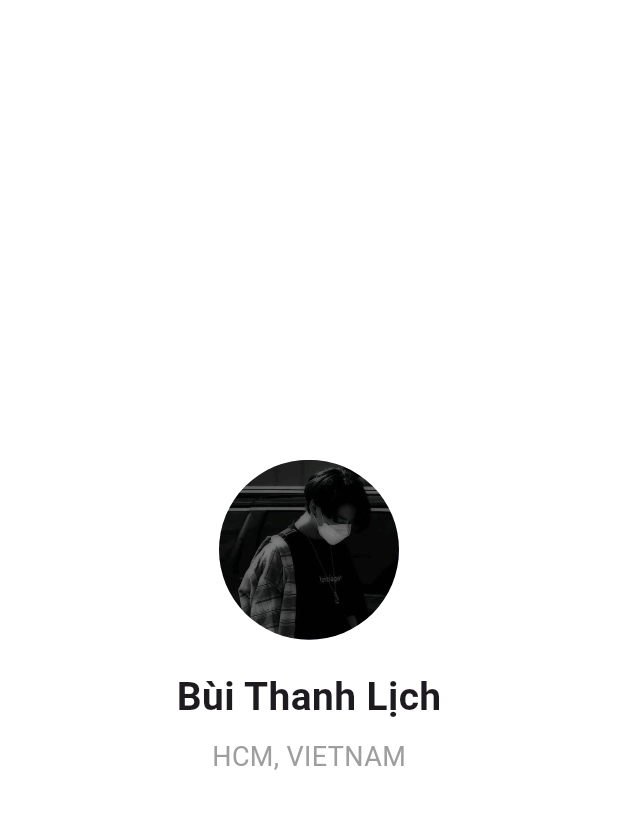
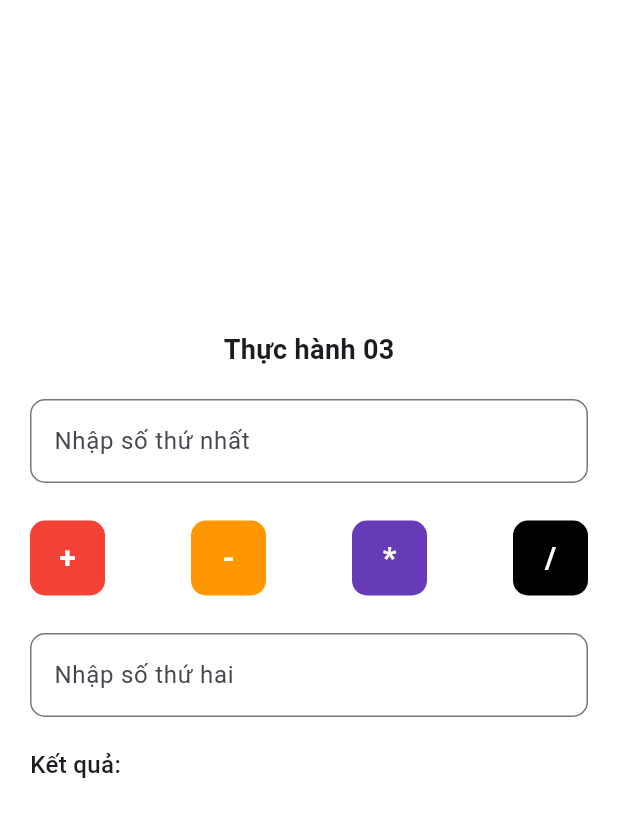
Before and after one commit to ThanhhLichh/BT-LTTBDD, a Flutter app: the screen it shows after launch, on a phone screen of 412 x 824 dp. Shown: the top 817 px of the screen. Run offline on Flutter 3.47's test engine with Material 3 defaults, Android fonts, the phone set to English and light mode, and no system bars.

Commit message:
Bt TH2, TH3

```diff
--- a/BTTuan1/lib/main.dart
+++ b/BTTuan1/lib/main.dart
@@ -1,4 +1,7 @@
 import 'package:flutter/material.dart';
+import 'screens/profile_screen.dart';
+import 'screens/practice2_screen.dart';
+import 'screens/practice3_screen.dart';
 
 void main() {
   runApp(const MyApp());
@@ -11,50 +14,8 @@ class MyApp extends StatelessWidget {
   Widget build(BuildContext context) {
     return const MaterialApp(
       debugShowCheckedModeBanner: false,
-      home: ProfileScreen(),
+      home: Practice3Screen(),
+
     );
   }
 }
-
-class ProfileScreen extends StatelessWidget {
-  const ProfileScreen({super.key});
-
-  @override
-  Widget build(BuildContext context) {
-    return Scaffold(
-      backgroundColor: Colors.white,
-
-      body: Center(
-        child: Column(
-          mainAxisAlignment: MainAxisAlignment.center,
-          children: [
-            CircleAvatar(
-              radius: 60,
-              backgroundImage: AssetImage("assets/images/avatar.png"),
-            ),
-
-            SizedBox(height: 20),
-
-            Text(
-              "Bùi Thanh Lịch",
-              style: TextStyle(
-                fontSize: 26,
-                fontWeight: FontWeight.bold,
-              ),
-            ),
-
-            SizedBox(height: 8),
-
-            Text(
-              "HCM, VIETNAM",
-              style: TextStyle(
-                fontSize: 18,
-                color: Colors.grey,
-              ),
-            ),
-          ],
-        ),
-      ),
-    );
-  }
-}
--- /dev/null
+++ b/BTTuan1/lib/screens/practice3_screen.dart
@@ -0,0 +1,203 @@
+import 'package:flutter/material.dart';
+
+class Practice3Screen extends StatefulWidget {
+  const Practice3Screen({super.key});
+
+  @override
+  State<Practice3Screen> createState() => _Practice3ScreenState();
+}
+
+class _Practice3ScreenState extends State<Practice3Screen> {
+  final TextEditingController _aController = TextEditingController();
+  final TextEditingController _bController = TextEditingController();
+
+  String selectedOp = "";
+  String result = "";
+
+  void calculate() {
+    if (selectedOp.isEmpty) return;
+
+    final aText = _aController.text.trim();
+    final bText = _bController.text.trim();
+
+
+    if (aText.isEmpty && bText.isEmpty) {
+      setState(() => result = "Vui lòng nhập đầy đủ 2 số");
+      return;
+    }
+
+
+    if (aText.isEmpty) {
+      setState(() => result = "Hãy nhập số thứ nhất");
+      return;
+    }
+
+    if (bText.isEmpty) {
+      setState(() => result = "Hãy nhập số thứ hai");
+      return;
+    }
+
+
+    final a = double.tryParse(aText);
+    final b = double.tryParse(bText);
+
+    if (a == null || b == null) {
+      setState(() => result = "Dữ liệu không hợp lệ");
+      return;
+    }
+
+    // 4️⃣ Tính toán
+    double res;
+
+    switch (selectedOp) {
+      case "+":
+        res = a + b;
+        break;
+      case "-":
+        res = a - b;
+        break;
+      case "*":
+        res = a * b;
+        break;
+      case "/":
+        if (b == 0) {
+          setState(() => result = "Không thể chia cho 0");
+          return;
+        }
+        res = a / b;
+        break;
+      default:
+        return;
+    }
+
+    setState(() {
+      result = res % 1 == 0
+          ? res.toInt().toString()
+          : res.toString();
+    });
+
+  }
+
+  Widget buildOperatorButton(String op, Color color) {
+    final bool isSelected = selectedOp == op;
+
+    return GestureDetector(
+      onTap: () {
+        setState(() {
+          selectedOp = op;
+        });
+        calculate();
+      },
+      child: Container(
+        width: 50,
+        height: 50,
+        decoration: BoxDecoration(
+          color: color,
+          borderRadius: BorderRadius.circular(10),
+          border: isSelected
+              ? Border.all(color: Colors.black, width: 2)
+              : null,
+        ),
+        child: Center(
+          child: Text(
+            op,
+            style: const TextStyle(
+              color: Colors.white,
+              fontSize: 20,
+              fontWeight: FontWeight.bold,
+            ),
+          ),
+        ),
+      ),
+    );
+  }
+
+  @override
+  Widget build(BuildContext context) {
+    return Scaffold(
+      backgroundColor: Colors.white,
+      body: SafeArea(
+        child: Padding(
+          padding: const EdgeInsets.all(20),
+          child: Column(
+            children: [
+              const SizedBox(height: 200),
+
+              const Text(
+                "Thực hành 03",
+                style: TextStyle(
+                  fontSize: 18,
+                  fontWeight: FontWeight.w600,
+                ),
+              ),
+
+              const SizedBox(height: 20),
+
+              TextField(
+                controller: _aController,
+                keyboardType: TextInputType.number,
+                decoration: InputDecoration(
+                  hintText: "Nhập số thứ nhất",
+                  border: OutlineInputBorder(
+                    borderRadius: BorderRadius.circular(10),
+                  ),
+                ),
+                onChanged: (_) {
+                  if (selectedOp.isNotEmpty) calculate();
+                },
+              ),
+
+              const SizedBox(height: 25),
+
+              Row(
+                mainAxisAlignment: MainAxisAlignment.spaceBetween,
+                children: [
+                  buildOperatorButton("+", Colors.red),
+                  buildOperatorButton("-", Colors.orange),
+                  buildOperatorButton("*", Colors.deepPurple),
+                  buildOperatorButton("/", Colors.black),
+                ],
+              ),
+
+              const SizedBox(height: 25),
+
+              TextField(
+                controller: _bController,
+                keyboardType: TextInputType.number,
+                decoration: InputDecoration(
+                  hintText: "Nhập số thứ hai",
+                  border: OutlineInputBorder(
+                    borderRadius: BorderRadius.circular(10),
+                  ),
+                ),
+                onChanged: (_) {
+                  if (selectedOp.isNotEmpty) calculate();
+                },
+              ),
+
+              const SizedBox(height: 20),
+
+              Align(
+                alignment: Alignment.centerLeft,
+                child: Text(
+                  result.isEmpty ? "Kết quả:" : "Kết quả: $result",
+                  style: const TextStyle(
+                    fontSize: 16,
+                    fontWeight: FontWeight.w500,
+                  ),
+                ),
+              ),
+            ],
+          ),
+        ),
+      ),
+    );
+  }
+
+  @override
+  void dispose() {
+    _aController.dispose();
+    _bController.dispose();
+    super.dispose();
+  }
+}
```
Also changed, not shown: BTTuan1/lib/screens/practice2_screen.dart (added, +158 -0 lines), BTTuan1/lib/screens/profile_screen.dart (added, +39 -0 lines).
